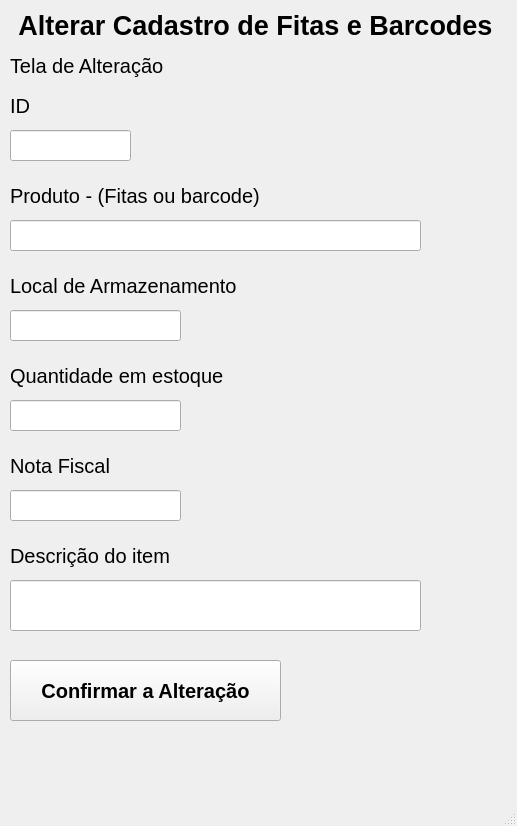
Old version of the form editar_bkp.ui in the repository jairowmd/projeto-gerenciamento-estoque-fitas-lto-barcodes.
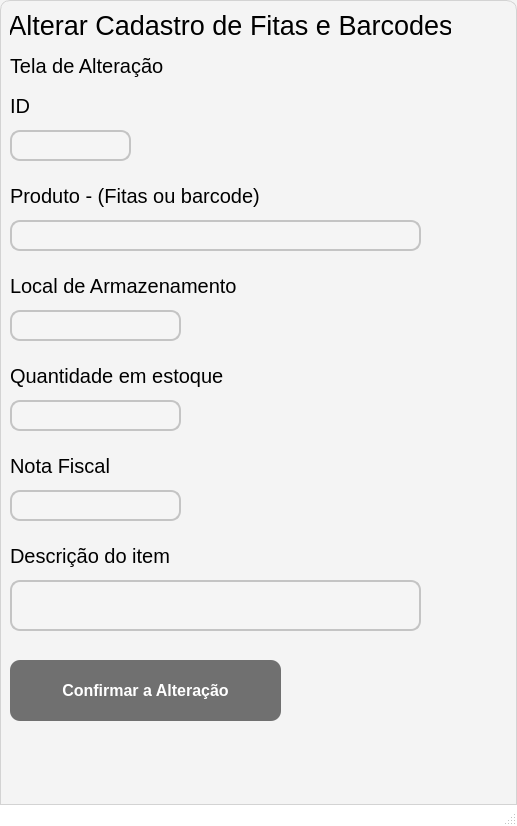
New version of the form.

Commit message: edit layout telas qt

Patch:
```diff
--- a/editar_bkp.ui
+++ b/editar_bkp.ui
@@ -13,6 +13,36 @@
   <property name="windowTitle">
    <string>MainWindow</string>
   </property>
+  <property name="styleSheet">
+   <string notr="true">QMainWindow {
+    background-color: #f4f4f4; /* Fundo claro */
+    border: 1px solid #d3d3d3; /* Bordas sutis */
+    border-radius: 10px; /* Bordas arredondadas */
+}
+
+QMenuBar {
+    background-color: #ffffff; /* Fundo do menu */
+    border-bottom: 1px solid #d3d3d3; /* Linha separadora */
+    font-size: 14px;
+}
+
+QMenuBar::item {
+    padding: 5px 15px;
+    background-color: transparent;
+}
+
+QMenuBar::item:selected {
+    background-color: #e0e0e0; /* Destaque ao passar o mouse */
+}
+
+QStatusBar {
+    background-color: #ffffff;
+    border-top: 1px solid #d3d3d3;
+    font-size: 12px;
+    color: #606060;
+}
+</string>
+  </property>
   <widget class="QWidget" name="centralwidget">
    <widget class="QLabel" name="label_5">
     <property name="geometry">
@@ -62,11 +92,21 @@
     <property name="font">
      <font>
       <family>Arial</family>
-      <pointsize>15</pointsize>
+      <pointsize>-1</pointsize>
      </font>
     </property>
     <property name="styleSheet">
-     <string notr="true">color:rgb(0, 0, 255)</string>
+     <string notr="true">QLineEdit {
+    border: 2px solid #c4c4c4;
+    border-radius: 10px;
+    padding: 8px;
+    font-size: 14px;
+    background-color: #f5f5f5;
+}
+QLineEdit:focus {
+    border: 2px solid #6c63ff;
+}
+</string>
     </property>
    </widget>
    <widget class="QLineEdit" name="txtAlterarProduto">
@@ -81,11 +121,21 @@
     <property name="font">
      <font>
       <family>Arial</family>
-      <pointsize>15</pointsize>
+      <pointsize>-1</pointsize>
      </font>
     </property>
     <property name="styleSheet">
-     <string notr="true">color:rgb(0, 0, 255)</string>
+     <string notr="true">QLineEdit {
+    border: 2px solid #c4c4c4;
+    border-radius: 10px;
+    padding: 8px;
+    font-size: 14px;
+    background-color: #f5f5f5;
+}
+QLineEdit:focus {
+    border: 2px solid #6c63ff;
+}
+</string>
     </property>
    </widget>
    <widget class="QLineEdit" name="txtAlterarId">
@@ -100,11 +150,21 @@
     <property name="font">
      <font>
       <family>Arial</family>
-      <pointsize>15</pointsize>
+      <pointsize>-1</pointsize>
      </font>
     </property>
     <property name="styleSheet">
-     <string notr="true">color:rgb(0, 0, 255)</string>
+     <string notr="true">QLineEdit {
+    border: 2px solid #c4c4c4;
+    border-radius: 10px;
+    padding: 8px;
+    font-size: 14px;
+    background-color: #f5f5f5;
+}
+QLineEdit:focus {
+    border: 2px solid #6c63ff;
+}
+</string>
     </property>
    </widget>
    <widget class="QLabel" name="label_4">
@@ -137,11 +197,21 @@
     <property name="font">
      <font>
       <family>Arial</family>
-      <pointsize>15</pointsize>
+      <pointsize>-1</pointsize>
      </font>
     </property>
     <property name="styleSheet">
-     <string notr="true">color:rgb(0, 0, 255)</string>
+     <string notr="true">QLineEdit {
+    border: 2px solid #c4c4c4;
+    border-radius: 10px;
+    padding: 8px;
+    font-size: 14px;
+    background-color: #f5f5f5;
+}
+QLineEdit:focus {
+    border: 2px solid #6c63ff;
+}
+</string>
     </property>
     <property name="text">
      <string/>
@@ -170,15 +240,15 @@
      <rect>
       <x>10</x>
       <y>10</y>
-      <width>491</width>
+      <width>441</width>
       <height>31</height>
      </rect>
     </property>
     <property name="font">
      <font>
       <pointsize>20</pointsize>
-      <weight>75</weight>
-      <bold>true</bold>
+      <weight>50</weight>
+      <bold>false</bold>
      </font>
     </property>
     <property name="text">
@@ -199,11 +269,24 @@
     </property>
     <property name="font">
      <font>
-      <pointsize>15</pointsize>
+      <pointsize>-1</pointsize>
       <weight>75</weight>
       <bold>true</bold>
      </font>
     </property>
+    <property name="styleSheet">
+     <string notr="true">QPushButton {
+    background-color: #707070;
+	color: rgb(161, 161, 161);
+    border-radius: 10px;
+    color: white;
+    font-size: 16px;
+    padding: 10px;
+}
+QPushButton:hover {
+    background-color: #5a52d4;
+}</string>
+    </property>
     <property name="text">
      <string>Confirmar a Alteração</string>
     </property>
@@ -238,11 +321,21 @@
     <property name="font">
      <font>
       <family>Arial</family>
-      <pointsize>15</pointsize>
+      <pointsize>-1</pointsize>
      </font>
     </property>
     <property name="styleSheet">
-     <string notr="true">color:rgb(0, 0, 255)</string>
+     <string notr="true">QLineEdit {
+    border: 2px solid #c4c4c4;
+    border-radius: 10px;
+    padding: 8px;
+    font-size: 14px;
+    background-color: #f5f5f5;
+}
+QLineEdit:focus {
+    border: 2px solid #6c63ff;
+}
+</string>
     </property>
     <property name="text">
      <string/>
@@ -278,11 +371,21 @@
     <property name="font">
      <font>
       <family>Arial</family>
-      <pointsize>15</pointsize>
+      <pointsize>-1</pointsize>
      </font>
     </property>
     <property name="styleSheet">
-     <string notr="true">color:rgb(0, 0, 255)</string>
+     <string notr="true">QLineEdit {
+    border: 2px solid #c4c4c4;
+    border-radius: 10px;
+    padding: 8px;
+    font-size: 14px;
+    background-color: #f5f5f5;
+}
+QLineEdit:focus {
+    border: 2px solid #6c63ff;
+}
+</string>
     </property>
     <property name="text">
      <string/>
```
Left out of the diff: 2 changed lines with no effect on the pictures. The commit also changes 4 other files.
